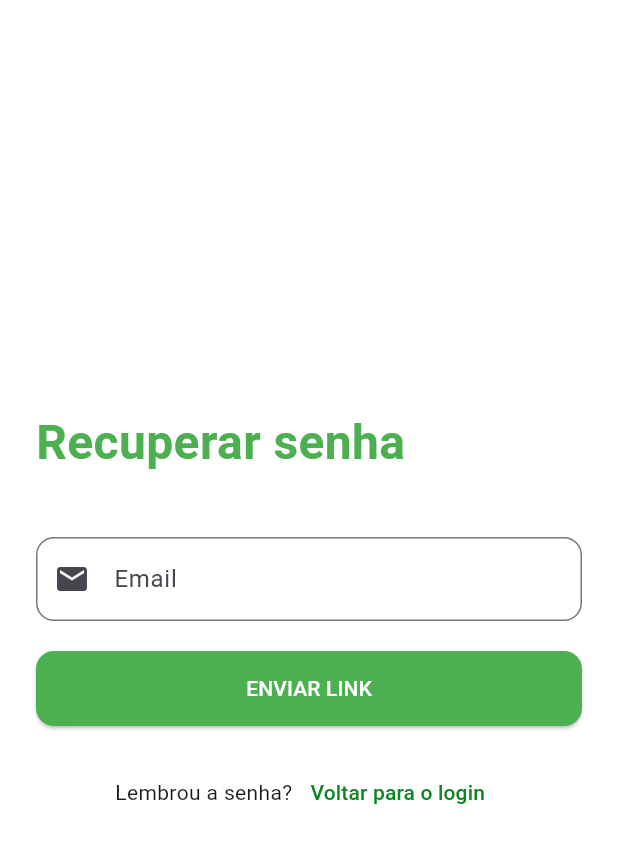
After one commit to vitalik930613/Sports-venues-courts-app, a Flutter app: the screen it shows after launch, after a tap on "Esqueci a minha senha", on a phone screen of 412 x 824 dp. The commit adds this screen. Shown: the top 843 px of the screen. Run offline on Flutter 3.47's test engine with Material 3 defaults, Android fonts, the phone set to English and light mode, and no system bars.

Commit message:
refactor: translate screen names, add forget password page and enhance password validation

```diff
--- a/lib/main.dart
+++ b/lib/main.dart
@@ -1,6 +1,5 @@
 import 'package:flutter/material.dart';
-import 'view/tela_login.dart';
-
+import 'view/login_page.dart';
 
 void main() {
   runApp(const MyApp());
@@ -13,7 +12,7 @@ class MyApp extends StatelessWidget {
   Widget build(BuildContext context) {
     return const MaterialApp(
       debugShowCheckedModeBanner: false,
-      home: LoginScreen(),
+      home: LoginPage(),
     );
   }
 }
--- /dev/null
+++ b/lib/view/forget_password_page.dart
@@ -0,0 +1,129 @@
+import 'package:flutter/material.dart';
+
+class ForgetPasswordPage extends StatefulWidget {
+  const ForgetPasswordPage({super.key});
+
+  @override
+  State<ForgetPasswordPage> createState() => _ForgetPasswordPageState();
+}
+
+class _ForgetPasswordPageState extends State<ForgetPasswordPage> {
+  final _formKey = GlobalKey<FormState>();
+  final TextEditingController emailController = TextEditingController();
+  bool isLoading = false;
+
+  void sendResetLink() {
+    if (_formKey.currentState!.validate()) {
+      setState(() => isLoading = true);
+
+      Future.delayed(const Duration(seconds: 2), () {
+        setState(() => isLoading = false);
+
+        ScaffoldMessenger.of(context).showSnackBar(
+          const SnackBar(
+            content: Text('Link de recuperação enviado para o seu e-mail'),
+          ),
+        );
+
+        Navigator.pop(context);
+      });
+    }
+  }
+
+  @override
+  void dispose() {
+    emailController.dispose();
+    super.dispose();
+  }
+
+  @override
+  Widget build(BuildContext context) {
+    return Scaffold(
+      backgroundColor: Colors.white,
+      body: SafeArea(
+        child: Center(
+          child: SingleChildScrollView(
+            child: Padding(
+              padding: const EdgeInsets.symmetric(horizontal: 24),
+              child: Form(
+                key: _formKey,
+                child: Column(
+                  mainAxisSize: MainAxisSize.min,
+                  crossAxisAlignment: CrossAxisAlignment.start,
+                  children: [
+                    const Text(
+                      'Recuperar senha',
+                      style: TextStyle(
+                        fontSize: 32,
+                        fontWeight: FontWeight.bold,
+                        color: Colors.green,
+                      ),
+                    ),
+                    const SizedBox(height: 40),
+                    TextFormField(
+                      controller: emailController,
+                      decoration: InputDecoration(
+                        labelText: 'Email',
+                        prefixIcon: const Icon(Icons.email),
+                        border: OutlineInputBorder(
+                          borderRadius: BorderRadius.circular(12),
+                        ),
+                      ),
+                      validator: (value) {
+                        if (value == null || value.isEmpty) {
+                          return 'Informe o seu email';
+                        }
+                        if (!RegExp(r'\S+@\S+\.\S+').hasMatch(value)) {
+                          return 'Email inválido';
+                        }
+                        return null;
+                      },
+                    ),
+                    const SizedBox(height: 20),
+                    SizedBox(
+                      width: double.infinity,
+                      height: 50,
+                      child: ElevatedButton(
+                        onPressed: isLoading ? null : sendResetLink,
+                        style: ElevatedButton.styleFrom(
+                          backgroundColor: Colors.green,
+                          shape: RoundedRectangleBorder(
+                            borderRadius: BorderRadius.circular(12),
+                          ),
+                        ),
+                        child: isLoading
+                            ? const CircularProgressIndicator(
+                                color: Colors.white,
+                              )
+                            : const Text(
+                                'ENVIAR LINK',
+                                style: TextStyle(color: Colors.white),
+                              ),
+                      ),
+                    ),
+                    const SizedBox(height: 20),
+                    Row(
+                      mainAxisAlignment: MainAxisAlignment.center,
+                      children: [
+                        const Text('Lembrou a senha?'),
+                        TextButton(
+                          onPressed: () => Navigator.pop(context),
+                          child: const Text(
+                            'Voltar para o login',
+                            style: TextStyle(
+                              color: Color.fromARGB(255, 14, 134, 34),
+                            ),
+                          ),
+                        ),
+                      ],
+                    ),
+                  ],
+                ),
+              ),
+            ),
+          ),
+        ),
+      ),
+    );
+  }
+}
```
Also changed, not shown: lib/view/create_account_page.dart (renamed from lib/view/tela_login.dart, +74 -87 lines), lib/view/login_page.dart (renamed from lib/view/tela_criarconta.dart, +54 -67 lines).
